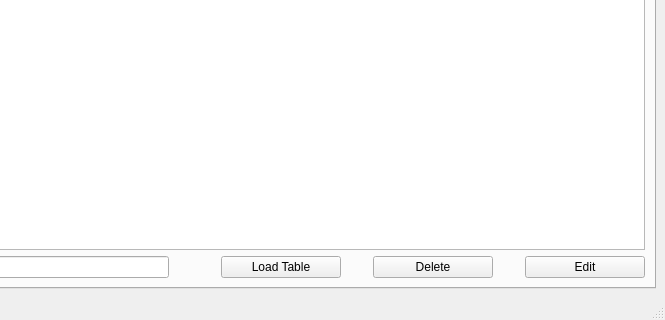
The window that verklegt_vika_3/verklegt_GUI/UI/mainwindow.ui (vilhjalmur12/verklegt_1) describes before a commit, drawn with Qt 5; both pictures show x 135 to 800 and y 242 to 562 of the 800 by 562 pixel window.
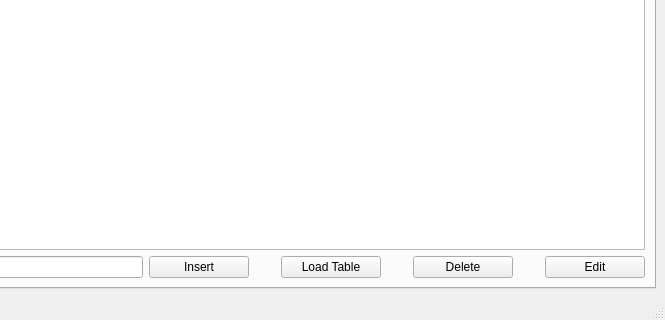
The same window after the commit.

Commit message: insert i vinnslu

Patch:
```diff
--- a/verklegt_vika_3/verklegt_GUI/UI/mainwindow.ui
+++ b/verklegt_vika_3/verklegt_GUI/UI/mainwindow.ui
@@ -31,19 +31,6 @@
         <string>Scientists</string>
        </attribute>
        <layout class="QGridLayout" name="gridLayout_3">
-        <item row="1" column="6">
-         <widget class="QPushButton" name="pushButton_editScientist">
-          <property name="minimumSize">
-           <size>
-            <width>120</width>
-            <height>0</height>
-           </size>
-          </property>
-          <property name="text">
-           <string>Edit</string>
-          </property>
-         </widget>
-        </item>
         <item row="1" column="0">
          <widget class="QLineEdit" name="lineEdit_search">
           <property name="placeholderText">
@@ -51,18 +38,47 @@
           </property>
          </widget>
         </item>
-        <item row="0" column="0" colspan="7">
+        <item row="1" column="7">
+         <widget class="QPushButton" name="pushButton_editScientist">
+          <property name="minimumSize">
+           <size>
+            <width>100</width>
+            <height>0</height>
+           </size>
+          </property>
+          <property name="text">
+           <string>Edit</string>
+          </property>
+         </widget>
+        </item>
+        <item row="0" column="0" colspan="8">
          <widget class="QTableView" name="tableView">
           <property name="sortingEnabled">
            <bool>true</bool>
           </property>
          </widget>
         </item>
-        <item row="1" column="4">
+        <item row="1" column="6">
+         <spacer name="horizontalSpacer_6">
+          <property name="orientation">
+           <enum>Qt::Horizontal</enum>
+          </property>
+          <property name="sizeType">
+           <enum>QSizePolicy::Minimum</enum>
+          </property>
+          <property name="sizeHint" stdset="0">
+           <size>
+            <width>20</width>
+            <height>20</height>
+           </size>
+          </property>
+         </spacer>
+        </item>
+        <item row="1" column="5">
          <widget class="QPushButton" name="pushButton_deleteScientist">
           <property name="minimumSize">
            <size>
-            <width>120</width>
+            <width>100</width>
             <height>0</height>
            </size>
           </property>
@@ -71,27 +87,27 @@
           </property>
          </widget>
         </item>
-        <item row="1" column="1">
-         <spacer name="horizontalSpacer_4">
-          <property name="orientation">
-           <enum>Qt::Horizontal</enum>
-          </property>
-          <property name="sizeType">
-           <enum>QSizePolicy::Minimum</enum>
-          </property>
-          <property name="sizeHint" stdset="0">
-           <size>
-            <width>40</width>
-            <height>20</height>
-           </size>
-          </property>
-         </spacer>
-        </item>
         <item row="1" column="2">
+         <spacer name="horizontalSpacer_4">
+          <property name="orientation">
+           <enum>Qt::Horizontal</enum>
+          </property>
+          <property name="sizeType">
+           <enum>QSizePolicy::Minimum</enum>
+          </property>
+          <property name="sizeHint" stdset="0">
+           <size>
+            <width>20</width>
+            <height>20</height>
+           </size>
+          </property>
+         </spacer>
+        </item>
+        <item row="1" column="3">
          <widget class="QPushButton" name="pushButton_loadScientist">
           <property name="minimumSize">
            <size>
-            <width>120</width>
+            <width>100</width>
             <height>0</height>
            </size>
           </property>
@@ -103,7 +119,7 @@
           </property>
          </widget>
         </item>
-        <item row="1" column="3">
+        <item row="1" column="4">
          <spacer name="horizontalSpacer_5">
           <property name="orientation">
            <enum>Qt::Horizontal</enum>
@@ -119,21 +135,18 @@
           </property>
          </spacer>
         </item>
-        <item row="1" column="5">
-         <spacer name="horizontalSpacer_6">
-          <property name="orientation">
-           <enum>Qt::Horizontal</enum>
-          </property>
-          <property name="sizeType">
-           <enum>QSizePolicy::Minimum</enum>
-          </property>
-          <property name="sizeHint" stdset="0">
+        <item row="1" column="1">
+         <widget class="QPushButton" name="pushButton_insertScientist">
+          <property name="minimumSize">
            <size>
-            <width>20</width>
-            <height>20</height>
+            <width>100</width>
+            <height>0</height>
            </size>
           </property>
-         </spacer>
+          <property name="text">
+           <string>Insert</string>
+          </property>
+         </widget>
         </item>
        </layout>
       </widget>
```
The commit also changes 3 other files.
